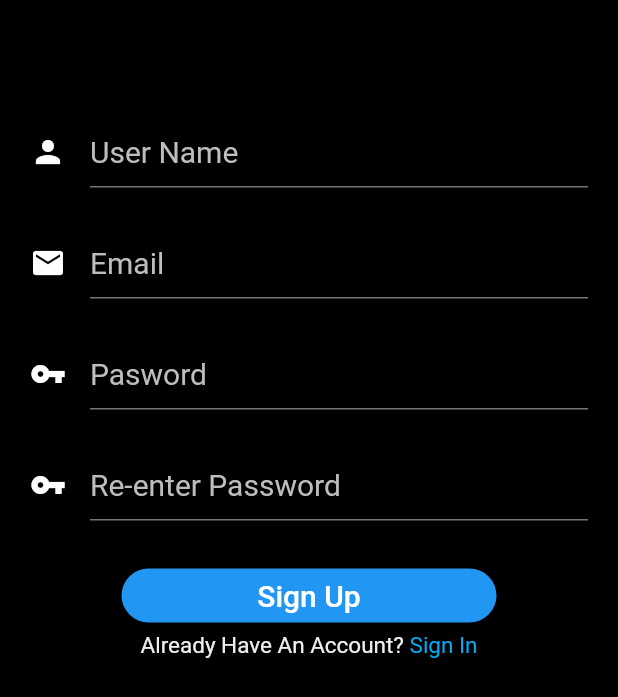
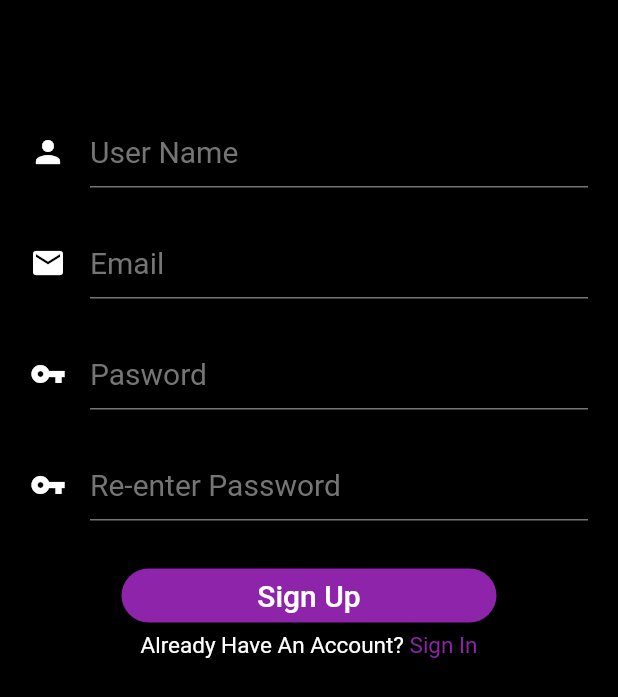
Before and after one commit to Fergus-Lai/flutter-daily, a Flutter app: the SignUp screen opened directly, on a phone screen of 412 x 824 dp. Shown: the top 697 px of the screen. Run offline on Flutter 3.47's test engine with Material 2 defaults, Android fonts, the light colour scheme and no system bars; our stand-ins replace cloud_firestore, firebase_auth, firebase_core, flutter_slidable; accounts and stored records are empty; network calls fail.

Commit message:
Optimized Code

```diff
--- a/lib/auth/sign_up.dart
+++ b/lib/auth/sign_up.dart
@@ -4,6 +4,8 @@ import 'package:cloud_firestore/cloud_firestore.dart';
 import 'package:firebase_auth/firebase_auth.dart';
 import 'package:flutter/material.dart';
 import 'package:flutter/gestures.dart';
+
+import 'package:android_daily/style.dart';
 
 class SignUp extends StatefulWidget {
   const SignUp({Key? key}) : super(key: key);
@@ -100,7 +102,7 @@ class _SignUpState extends State<SignUp> {
   Widget build(BuildContext context) {
     return Scaffold(
         resizeToAvoidBottomInset: false,
-        backgroundColor: Colors.black,
+        backgroundColor: backgroundColor,
         body: Padding(
             padding: EdgeInsets.symmetric(horizontal: 20),
             child: Column(
@@ -114,83 +116,68 @@ class _SignUpState extends State<SignUp> {
                 TextField(
                     controller: userNameController,
                     keyboardType: TextInputType.text,
-                    style: TextStyle(color: Colors.white, fontSize: 20),
+                    style: activeTextStyle,
                     decoration: InputDecoration(
                         enabledBorder: UnderlineInputBorder(
-                            borderSide: BorderSide(
-                                color: userNameError
-                                    ? Colors.red.shade900
-                                    : Colors.grey.shade600)),
+                            borderSide:
+                                BorderSide(color: helperColor(userNameError))),
                         focusedBorder: UnderlineInputBorder(
-                            borderSide: BorderSide(color: Colors.white)),
-                        focusColor: Colors.white,
+                            borderSide: BorderSide(color: activeTextColor)),
+                        focusColor: activeTextColor,
                         hintText: "User Name",
-                        hintStyle:
-                            TextStyle(color: Colors.grey[400], fontSize: 20),
+                        hintStyle: inactiveTextStyle,
                         helperText: userNameHelper,
                         helperStyle: TextStyle(
-                            color: userNameError
-                                ? Colors.red.shade900
-                                : Colors.grey.shade600,
-                            fontSize: 15),
+                            color: helperColor(userNameError),
+                            fontSize: helperSize),
                         icon: Icon(
                           Icons.person,
-                          color: Colors.white,
+                          color: activeTextColor,
                         ))),
                 // Email Text Field
                 TextField(
                     controller: emailController,
                     keyboardType: TextInputType.emailAddress,
-                    style: TextStyle(color: Colors.white, fontSize: 20),
+                    style: activeTextStyle,
                     decoration: InputDecoration(
                         enabledBorder: UnderlineInputBorder(
-                            borderSide: BorderSide(
-                                color: emailError
-                                    ? Colors.red.shade900
-                                    : Colors.grey.shade600)),
+                            borderSide:
+                                BorderSide(color: helperColor(emailError))),
                         focusedBorder: UnderlineInputBorder(
-                            borderSide: BorderSide(color: Colors.white)),
-                        focusColor: Colors.white,
+                            borderSide: BorderSide(color: activeTextColor)),
+                        focusColor: activeTextColor,
                         hintText: "Email",
-                        hintStyle:
-                            TextStyle(color: Colors.grey[400], fontSize: 20),
+                        hintStyle: inactiveTextStyle,
                         helperText: emailHelper,
                         helperStyle: TextStyle(
-                            color: emailError
-                                ? Colors.red.shade900
-                                : Colors.grey.shade600,
-                            fontSize: 15),
+                            color: helperColor(emailError),
+                            fontSize: helperSize),
                         icon: Icon(
                           Icons.mail,
-                          color: Colors.white,
+                          color: activeTextColor,
                         ))),
                 // Password Text Field
                 TextField(
                   controller: passwordController,
                   obscureText: true,
                   keyboardType: TextInputType.visiblePassword,
-                  style: TextStyle(color: Colors.white, fontSize: 20),
+                  style: activeTextStyle,
                   decoration: InputDecoration(
                       enabledBorder: UnderlineInputBorder(
-                          borderSide: BorderSide(
-                              color: passwordError
-                                  ? Colors.red.shade900
-                                  : Colors.grey.shade600)),
+                          borderSide:
+                              BorderSide(color: helperColor(passwordError))),
                       focusedBorder: UnderlineInputBorder(
-                          borderSide: BorderSide(color: Colors.white)),
-                      focusColor: Colors.white,
+                          borderSide: BorderSide(color: activeTextColor)),
+                      focusColor: activeTextColor,
                       hintText: "Pasword",
-                      hintStyle:
-                          TextStyle(color: Colors.grey[400], fontSize: 20),
+                      hintStyle: inactiveTextStyle,
                       helperText: passwordHelper,
                       helperStyle: TextStyle(
-                          color: passwordError
-                              ? Colors.red.shade900
-                              : Colors.grey.shade600,
-                          fontSize: 15),
+                          color: helperColor(passwordError),
+                          fontSize: helperSize),
                       icon: Icon(
                         Icons.vpn_key,
-                        color: Colors.white,
+                        color: activeTextColor,
                       )),
                 ),
                 // Validate Password Text Field
@@ -198,55 +185,40 @@ class _SignUpState extends State<SignUp> {
                   controller: validationController,
                   obscureText: true,
                   keyboardType: TextInputType.visiblePassword,
-                  style: TextStyle(color: Colors.white, fontSize: 20),
+                  style: activeTextStyle,
                   decoration: InputDecoration(
                       enabledBorder: UnderlineInputBorder(
-                          borderSide: BorderSide(
-                              color: validationError
-                                  ? Colors.red.shade900
-                                  : Colors.grey.shade600)),
+                          borderSide:
+                              BorderSide(color: helperColor(validationError))),
                       focusedBorder: UnderlineInputBorder(
-                          borderSide: BorderSide(color: Colors.white)),
-                      focusColor: Colors.white,
+                          borderSide: BorderSide(color: activeTextColor)),
+                      focusColor: activeTextColor,
                       hintText: "Re-enter Password",
-                      hintStyle:
-                          TextStyle(color: Colors.grey[400], fontSize: 20),
+                      hintStyle: inactiveTextStyle,
                       helperText: validationHelper,
                       helperStyle: TextStyle(
-                          color: validationError
-                              ? Colors.red.shade900
-                              : Colors.grey.shade600,
-                          fontSize: 15),
+                          color: helperColor(validationError),
+                          fontSize: helperSize),
                       icon: Icon(
                         Icons.vpn_key,
-                        color: Colors.white,
+                        color: activeTextColor,
                       )),
                 ),
                 // Sign Up Button
-                SizedBox(
-                    width: 250,
-                    child: ElevatedButton(
-                        onPressed: onSignUpPressHandler,
-                        style: ElevatedButton.styleFrom(
-                          shape: new RoundedRectangleBorder(
-                            borderRadius: new BorderRadius.circular(30.0),
-                          ),
-                        ),
-                        child: Text(
-                          "Sign Up",
-                          style: TextStyle(fontSize: 20, color: Colors.white),
-                        ))),
+                roundedSquareButton(onSignUpPressHandler, "Sign Up"),
                 // Sign In Text
                 Center(
                   child: RichText(
                     text: TextSpan(
                         text: 'Already Have An Account? ',
-                        style: TextStyle(color: Colors.grey[200], fontSize: 15),
+                        style: TextStyle(
+                            color: activeTextColor, fontSize: helperSize),
                         children: <TextSpan>[
                           TextSpan(
                               text: 'Sign In',
                               style: TextStyle(
-                                  color: Colors.lightBlue, fontSize: 15),
+                                  color: activeButtonColor,
+                                  fontSize: helperSize),
                               recognizer: TapGestureRecognizer()
                                 ..onTap = () => onSignInPressHandler())
                         ]),
--- a/lib/main.dart
+++ b/lib/main.dart
@@ -9,10 +9,12 @@ import 'package:flutter/material.dart';
 
 Future<void> main() async {
   WidgetsFlutterBinding.ensureInitialized();
+  // Initialize Firebase App
   await Firebase.initializeApp();
   runApp(MyApp());
 }
 
+// Firebase Auth Instance
 FirebaseAuth auth = FirebaseAuth.instance;
 
 // Main application Widget
@@ -24,36 +26,31 @@ class MyApp extends StatefulWidget {
 }
 
 class _MyAppState extends State<MyApp> {
-  bool logIn = auth.currentUser == null ? false : true;
+  // Initialize Widget App Used For Home
+  Widget app = auth.currentUser == null ? SignIn() : Nav();
 
+  // Listen To Auth State Change And Change Page According To User Value
   void logInCheck() {
     auth.authStateChanges().listen((User? user) {
       if (user == null) {
         setState(() {
-          logIn = false;
+          app = SignIn();
         });
       } else {
         setState(() {
-          logIn = true;
+          app = Nav();
         });
       }
     });
   }
 
-  Widget _home() {
-    if (logIn) {
-      return Nav();
-    } else {
-      return SignIn();
-    }
-  }
-
+  // Building The App
   @override
   Widget build(BuildContext context) {
     logInCheck();
     return MaterialApp(
       title: 'Flutter Daily',
-      home: _home(),
+      home: app,
     );
   }
 }
--- /dev/null
+++ b/lib/style.dart
@@ -0,0 +1,50 @@
+import 'package:flutter/material.dart';
+
+const Color backgroundColor = Color(0xFF000000);
+const Color activeTextColor = Color(0xFFFFFFFF);
+const Color activeButtonColor = Color(0xFF8E24AA);
+const Color inactiveColor = Color(0xFF757575);
+const Color warningColor = Color(0xFFB71C1C);
+const Color safeColor = Color(0xFF1B5E20);
+const Color editColor = Color(0xFF01579B);
+Color helperColor(bool x) {
+  if (x) {
+    return warningColor;
+  }
+  return inactiveColor;
+}
+
+const double helperSize = 15;
+const double titleSize = 30;
+
+const TextStyle titleTextStyle =
+    TextStyle(color: activeTextColor, fontSize: titleSize);
+const TextStyle activeTextStyle =
+    TextStyle(color: activeTextColor, fontSize: 20);
+const TextStyle inactiveTextStyle =
+    TextStyle(color: inactiveColor, fontSize: 20);
+
+Widget roundedSquareButton(void Function() onPressHandler, String text) {
+  return SizedBox(
+      width: 250,
+      child: ElevatedButton(
+          onPressed: onPressHandler,
+          style: ElevatedButton.styleFrom(
+            primary: activeButtonColor,
+            shape: RoundedRectangleBorder(
+              borderRadius: BorderRadius.circular(30.0),
+            ),
+          ),
+          child: Text(
+            text,
+            style: TextStyle(fontSize: 20, color: Colors.white),
+          )));
+}
+
+Widget divider() {
+  return Divider(
+    color: activeTextColor,
+    height: 5,
+    thickness: 2,
+  );
+}
```
Also changed, not shown: lib/account/account.dart (+16 -5 lines), lib/alarm/alarm_change.dart (+31 -53 lines), lib/alarm/alarm_home.dart (+17 -18 lines), lib/alarm/alarm_item.dart (+8 -0 lines), lib/auth/sign_in.dart (+28 -45 lines), lib/home/home.dart (+9 -19 lines), lib/nav.dart (+5 -4 lines).
